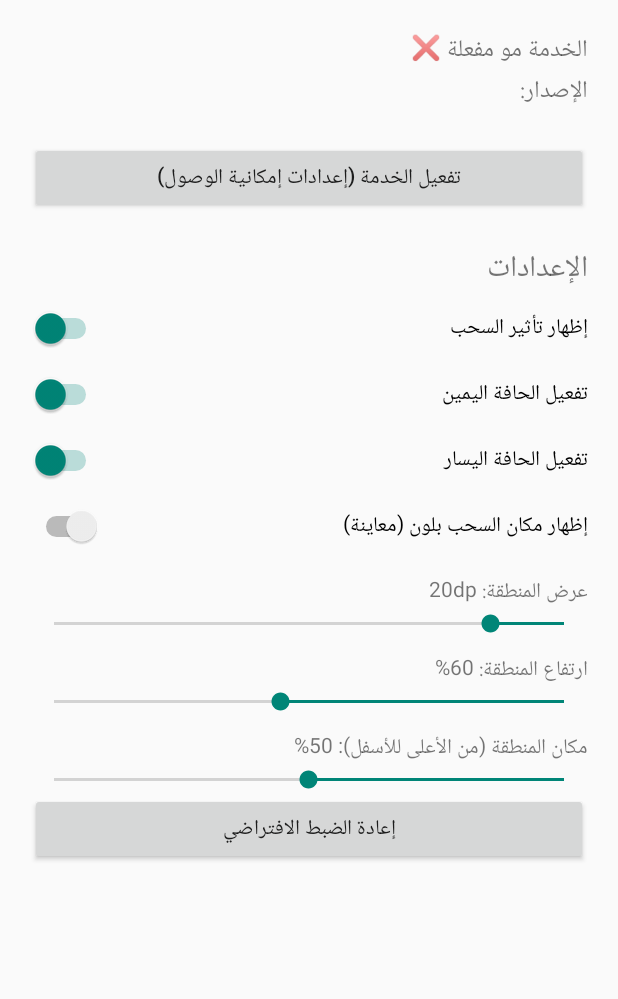
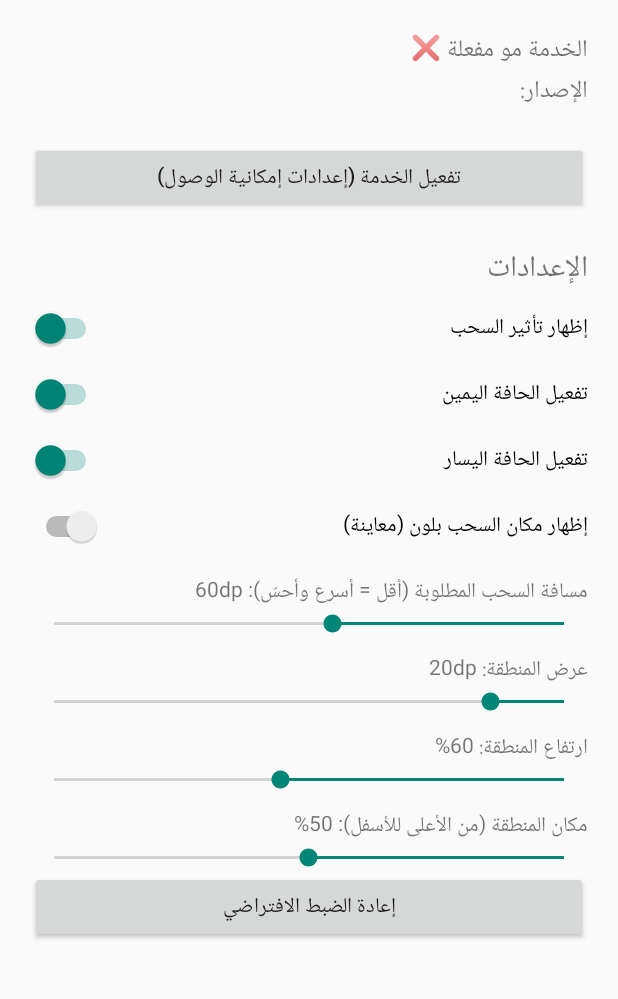
Before and after one commit to Ahmadeyad4/EdgeBack, an Android app: the screen it shows after launch (MainActivity), on a phone screen of 412 x 824 dp, the part 113-1112 px from its top. Run offline under Robolectric (Android 15) with nearby library versions, the phone set to English and light mode, and no system bars; network calls fail.

Commit message:
Add files via upload

```diff
--- a/app/src/main/java/com/example/edgeback/EdgeService.kt
+++ b/app/src/main/java/com/example/edgeback/EdgeService.kt
@@ -55,7 +55,7 @@ class EdgeService : AccessibilityService() {
         val h = (screenH * Cfg.int(this, "height", 60) / 100f).toInt().coerceAtLeast((40 * dp).toInt())
         val centerY = screenH * Cfg.int(this, "pos", 50) / 100f
         val top = (centerY - h / 2f).toInt().coerceIn(0, maxOf(0, screenH - h))
-        val threshold = 60 * dp
+        val threshold = Cfg.int(this, "dist", 60) * dp
 
         // التأثير الشفاف أثناء السحب
         var fx: View? = null
@@ -111,7 +111,7 @@ class EdgeService : AccessibilityService() {
                 MotionEvent.ACTION_DOWN -> startX = e.rawX
                 MotionEvent.ACTION_MOVE -> {
                     val d = inward(e.rawX)
-                    if (d > 6 * dp) showFx((d / threshold).coerceIn(0f, 1f), e.rawY) else hideFx()
+                    if (d > minOf(6 * dp, threshold / 3)) showFx((d / threshold).coerceIn(0f, 1f), e.rawY) else hideFx()
                 }
                 MotionEvent.ACTION_UP -> {
                     if (inward(e.rawX) > threshold) performGlobalAction(GLOBAL_ACTION_BACK)
--- a/app/src/main/java/com/example/edgeback/MainActivity.kt
+++ b/app/src/main/java/com/example/edgeback/MainActivity.kt
@@ -127,6 +127,7 @@ class MainActivity : Activity() {
         box.addView(sw("تفعيل الحافة اليسار", "left", true))
         previewSw = sw("إظهار مكان السحب بلون (معاينة)", "preview", false)
         box.addView(previewSw)
+        box.addView(seek("مسافة السحب المطلوبة (أقل = أسرع وأحسّ)", "dist", 10, 120, 60, "dp"))
         box.addView(seek("عرض المنطقة", "width", 10, 80, 20, "dp"))
         box.addView(seek("ارتفاع المنطقة", "height", 10, 100, 60, "%"))
         box.addView(seek("مكان المنطقة (من الأعلى للأسفل)", "pos", 0, 100, 50, "%"))
```
